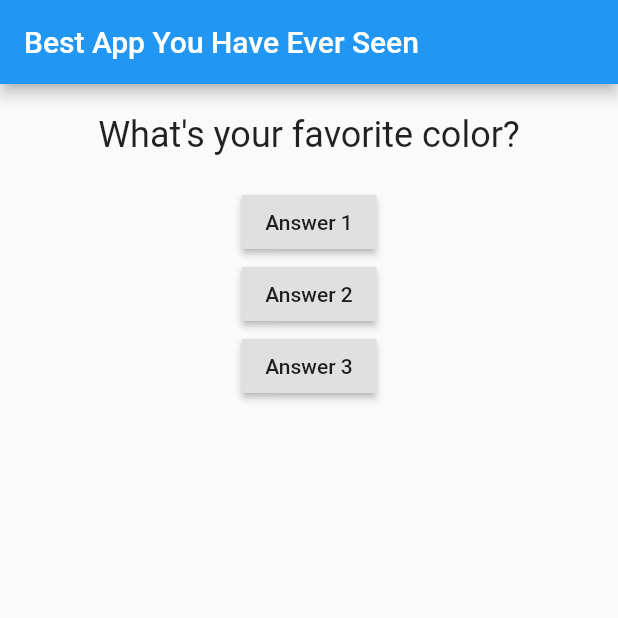
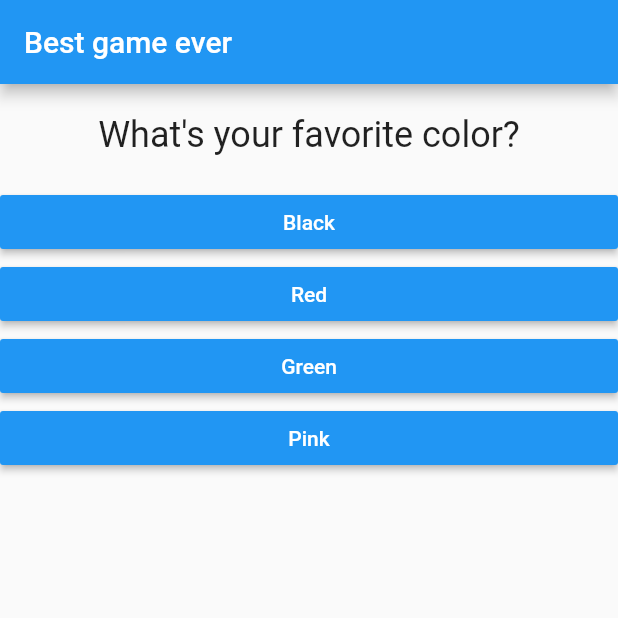
Before and after one commit to maxalves/learning-flutter, a Flutter app: the screen it shows after launch, on a phone screen of 412 x 824 dp, the top half of it. Run offline on Flutter 3.47's test engine with Material 2 defaults, Android fonts, the phone set to English and light mode, and no system bars.

Commit message:
feature: add reset button, score and refactor app

```diff
--- /dev/null
+++ b/first_project/lib/answer.dart
@@ -0,0 +1,21 @@
+import 'package:flutter/material.dart';
+
+class Answer extends StatelessWidget {
+  final Function selectHandler;
+  final String answerText;
+
+  Answer(this.selectHandler,  this.answerText);
+
+  @override
+  Widget build(BuildContext context) {
+    return Container(
+      width: double.infinity,
+      child: RaisedButton(
+        color: Colors.blue,
+        textColor: Colors.white,
+        child: Text(answerText),
+        onPressed: selectHandler,
+      ),
+    );
+  }
+}
--- a/first_project/lib/main.dart
+++ b/first_project/lib/main.dart
@@ -1,6 +1,7 @@
 import 'package:flutter/material.dart';
+import 'package:flutter_learning/result.dart';
 
-import './question.dart';
+import './quiz.dart';
 
 void main() => runApp(MyCoolApp());
 
@@ -12,46 +13,69 @@ class MyCoolApp extends StatefulWidget {
 }
 
 class _MyAppState extends State<MyCoolApp> {
+  final _questions = const [
+    {
+      'questionText': 'What\'s your favorite color?',
+      'answers': [
+        {'text': 'Black', 'score': 10},
+        {'text': 'Red', 'score': 0},
+        {'text': 'Green', 'score': 0},
+        {'text': 'Pink', 'score': 0},
+      ],
+    },
+    {
+      'questionText': 'What\'s your favorite animal?',
+      'answers': [
+        {'text': 'Rabbit', 'score': 10},
+        {'text': 'Lion', 'score': 0},
+        {'text': 'Duck', 'score': 0},
+        {'text': 'Isabelle', 'score': 0},
+      ],
+    },
+    {
+      'questionText': 'Who is your favorite instructor?',
+      'answers': [
+        {'text': 'Isa', 'score': 10},
+        {'text': 'Max', 'score': 0},
+        {'text': 'Marcia', 'score': 0},
+        {'text': 'Alan', 'score': 0},
+      ],
+    }
+  ];
+
   var _questionIndex = 0;
+  var _totalScore = 0;
 
-  void _answerQuestion() {
+  void _answerQuestion(int score) {
+    _totalScore += score;
+
     setState(() {
       _questionIndex = _questionIndex + 1;
     });
     print(_questionIndex);
   }
 
+  void _resetQuiz(){
+    setState(() {
+      _questionIndex = 0;
+      _totalScore = 0;
+    });
+  }
+
   @override
   Widget build(BuildContext context) {
-    var questions = [
-      'What\'s your favorite color?',
-      'What\'s your favorite animal?'
-    ];
-
     return MaterialApp(
       home: Scaffold(
         appBar: AppBar(
-          title: Text('Best App You Have Ever Seen'),
+          title: Text('Best game ever'),
         ),
-        body: Column(
-          children: [
-            Question(
-              questions[_questionIndex],
-            ),
-            RaisedButton(
-              child: Text('Answer 1'),
-              onPressed: _answerQuestion,
-            ),
-            RaisedButton(
-              child: Text('Answer 2'),
-              onPressed: () => print('Answer 2 chosen'),
-            ),
-            RaisedButton(
-              child: Text('Answer 3'),
-              onPressed: () => print('Answer 3 chosen'),
-            ),
-          ],
-        ),
+        body: _questionIndex < _questions.length
+            ? Quiz(
+                answerQuestion: _answerQuestion,
+                questionIndex: _questionIndex,
+                questions: _questions,
+              )
+            : Result(_totalScore, _resetQuiz),
       ),
     );
   }
--- /dev/null
+++ b/first_project/lib/quiz.dart
@@ -0,0 +1,29 @@
+import 'package:flutter/material.dart';
+import 'package:flutter_learning/question.dart';
+import 'package:flutter_learning/answer.dart';
+
+class Quiz extends StatelessWidget {
+  final List<Map<String, Object>> questions;
+  final Function answerQuestion;
+  final int questionIndex;
+
+  Quiz(
+      {@required this.questions,
+      @required this.answerQuestion,
+      @required this.questionIndex});
+
+  @override
+  Widget build(BuildContext context) {
+    return Column(
+      children: [
+        Question(
+          questions[questionIndex]['questionText'],
+        ),
+        ...(questions[questionIndex]['answers'] as List<Map<String, Object>>)
+            .map((answer) {
+          return Answer(() => answerQuestion(answer['score']), answer['text']);
+        }).toList()
+      ],
+    );
+  }
+}
```
Also changed, not shown: first_project/lib/result.dart (added, +47 -0 lines).
